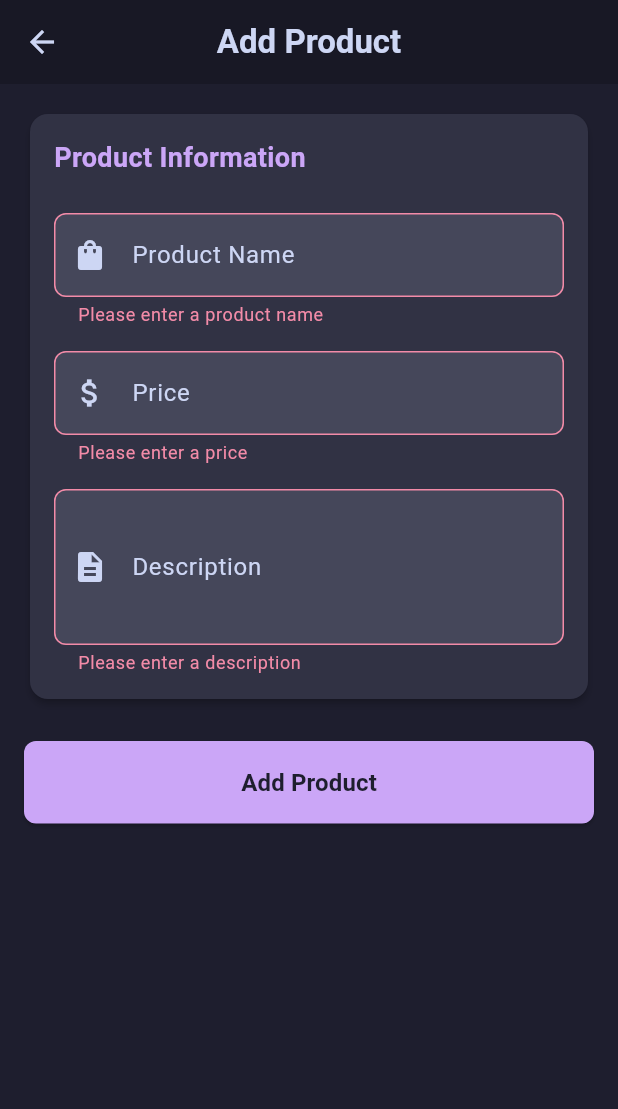
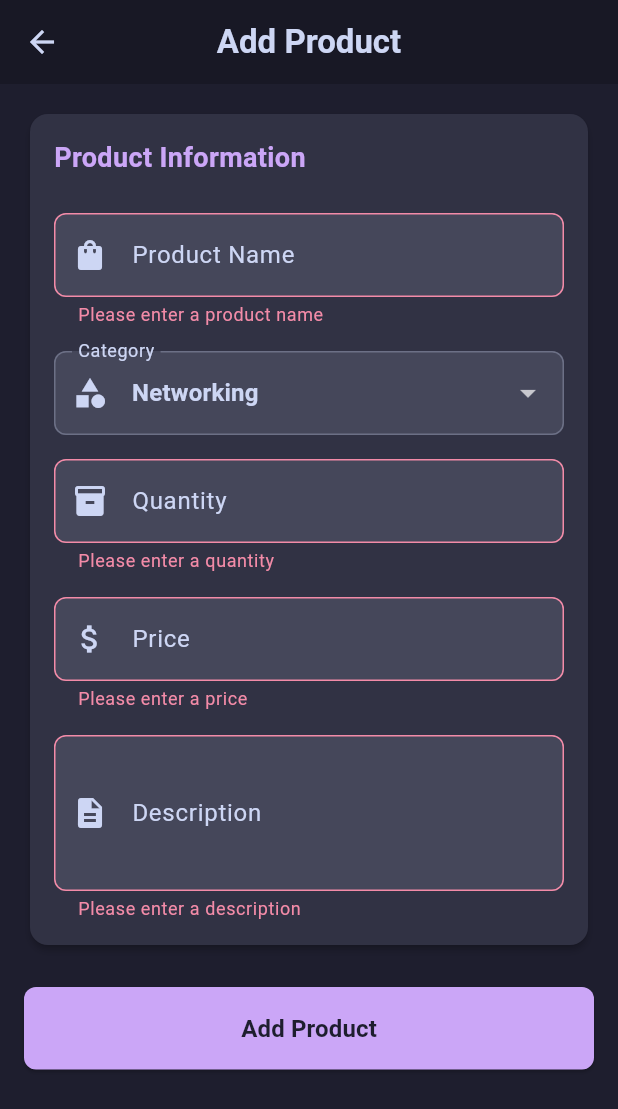
Before and after one commit to Davila-bit/ProductPulse, a Flutter app: the AddEditProductScreen screen opened directly, after a tap on "Add Product", on a phone screen of 412 x 824 dp. Shown: the top 1109 px of the screen. Run offline on Flutter 3.47's test engine with Material 3 defaults, Android fonts, the phone set to English and light mode, and no system bars; our stand-ins replace cloud_firestore, firebase_core; accounts and stored records are empty.

Commit message:
Update product form with quantity and category fields

```diff
--- a/lib/screens/add_edit_product_screen.dart
+++ b/lib/screens/add_edit_product_screen.dart
@@ -15,25 +15,40 @@ class AddEditProductScreen extends StatefulWidget {
 class _AddEditProductScreenState extends State<AddEditProductScreen> {
   final _formKey = GlobalKey<FormState>();
   final _nameController = TextEditingController();
+  final _quantityController = TextEditingController();
   final _priceController = TextEditingController();
   final _descriptionController = TextEditingController();
   final FirebaseService _firebaseService = FirebaseService();
 
   bool _isLoading = false;
+  String _selectedCategory = 'Networking';
+
+  final List<String> _categories = [
+    'Networking',
+    'Storage',
+    'Computing',
+    'Power',
+    'Cooling',
+    'Monitoring',
+    'Accessories',
+  ];
 
   @override
   void initState() {
     super.initState();
     if (widget.product != null) {
       _nameController.text = widget.product!.name;
+      _quantityController.text = widget.product!.quantity.toString();
       _priceController.text = widget.product!.price.toString();
       _descriptionController.text = widget.product!.description;
+      _selectedCategory = widget.product!.category;
     }
   }
 
   @override
   void dispose() {
     _nameController.dispose();
+    _quantityController.dispose();
     _priceController.dispose();
     _descriptionController.dispose();
     super.dispose();
@@ -49,8 +64,11 @@ class _AddEditProductScreenState extends State<AddEditProductScreen> {
         final product = Product(
           id: widget.product?.id,
           name: _nameController.text.trim(),
+          quantity: int.parse(_quantityController.text.trim()),
           price: double.parse(_priceController.text.trim()),
+          category: _selectedCategory,
           description: _descriptionController.text.trim(),
+          createdAt: widget.product?.createdAt,
         );
 
         if (widget.product == null) {
@@ -130,13 +148,53 @@ class _AddEditProductScreenState extends State<AddEditProductScreen> {
                               },
                             ),
                             const SizedBox(height: 16),
+                            DropdownButtonFormField<String>(
+                              value: _selectedCategory,
+                              decoration: const InputDecoration(
+                                labelText: 'Category',
+                                prefixIcon: Icon(Icons.category),
+                              ),
+                              items: _categories.map((category) {
+                                return DropdownMenuItem(
+                                  value: category,
+                                  child: Text(category),
+                                );
+                              }).toList(),
+                              onChanged: (value) {
+                                setState(() {
+                                  _selectedCategory = value!;
+                                });
+                              },
+                            ),
+                            const SizedBox(height: 16),
+                            TextFormField(
+                              controller: _quantityController,
+                              decoration: const InputDecoration(
+                                labelText: 'Quantity',
+                                prefixIcon: Icon(Icons.inventory),
+                              ),
+                              keyboardType: TextInputType.number,
+                              validator: (value) {
+                                if (value == null || value.trim().isEmpty) {
+                                  return 'Please enter a quantity';
+                                }
+                                if (int.tryParse(value) == null) {
+                                  return 'Please enter a valid number';
+                                }
+                                if (int.parse(value) < 0) {
+                                  return 'Quantity must be positive';
+                                }
+                                return null;
+                              },
+                            ),
+                            const SizedBox(height: 16),
                             TextFormField(
                               controller: _priceController,
                               decoration: const InputDecoration(
                                 labelText: 'Price',
                                 prefixIcon: Icon(Icons.attach_money),
                               ),
-                              keyboardType: TextInputType.numberWithOptions(decimal: true),
+                              keyboardType: const TextInputType.numberWithOptions(decimal: true),
                               validator: (value) {
                                 if (value == null || value.trim().isEmpty) {
                                   return 'Please enter a price';
```
